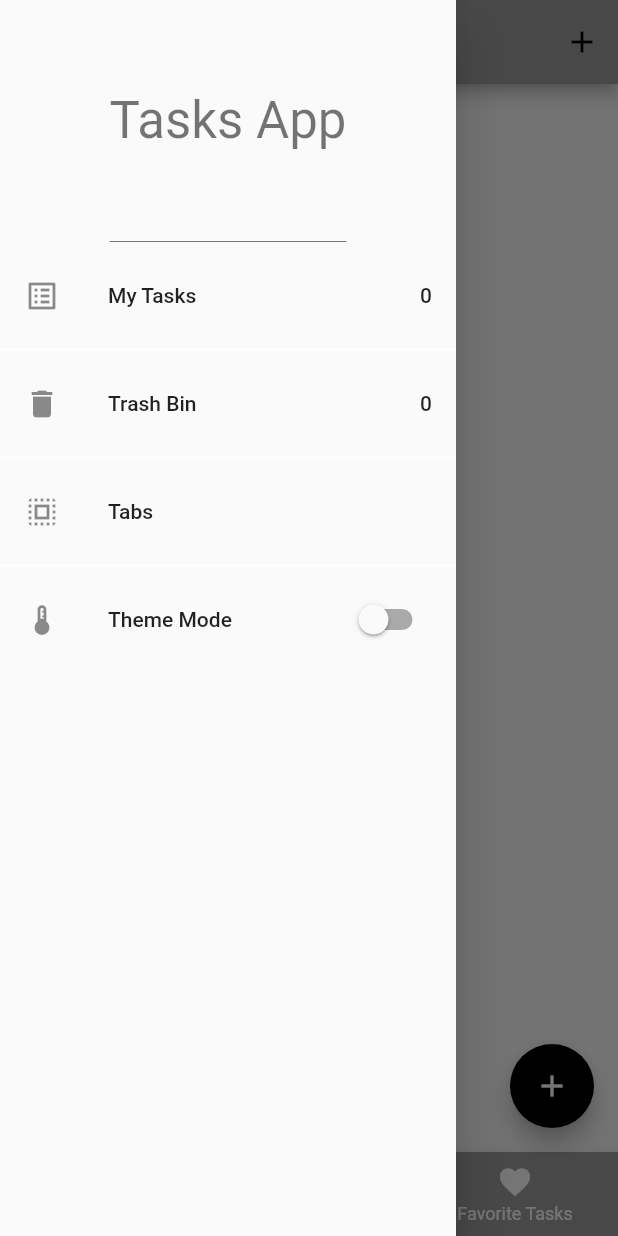
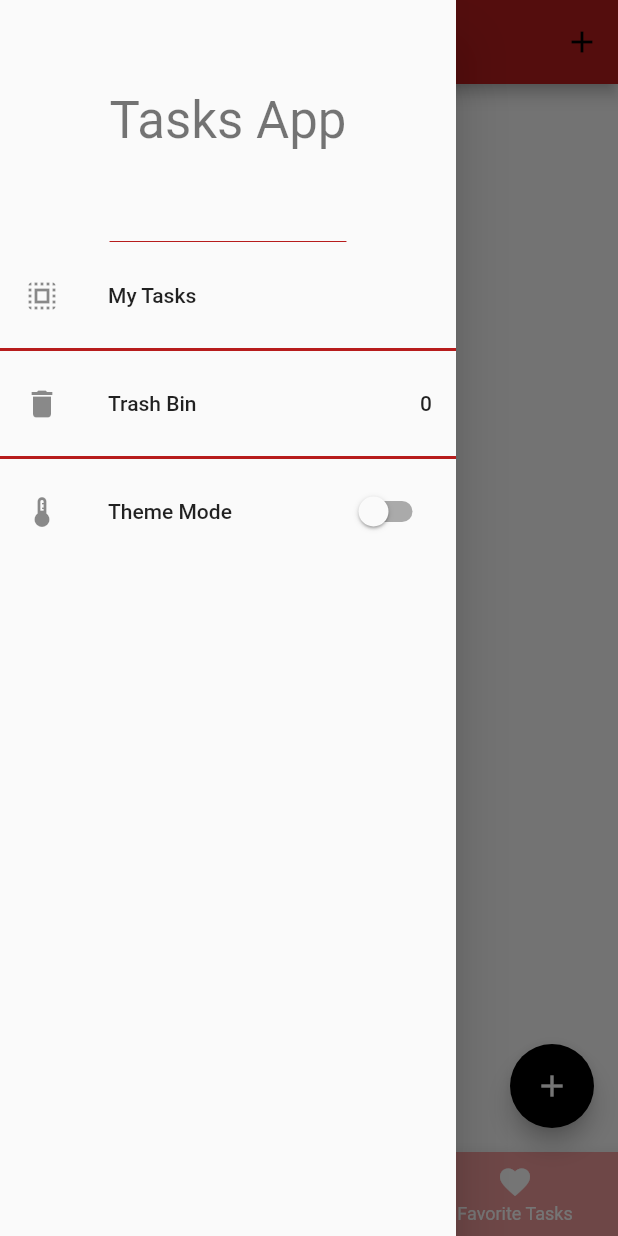
Before and after one commit to ttoghere/tktodo, a Flutter app: the screen it shows after launch, with the side drawer open, on a phone screen of 412 x 824 dp. Run offline on Flutter 3.47's test engine with Material 2 defaults, Android fonts, the phone set to English and light mode, and no system bars; our stand-ins replace equatable, firebase_core, flutter_bloc, hydrated_bloc; accounts and stored records are empty.

Commit message:
What i did ?? && Next on:
Did:
1)Expansion Panel feature has been added
2)Description parameter is in task class now
Next on:
1)Fav,Edit and Restore

```diff
--- a/lib/app_theme.dart
+++ b/lib/app_theme.dart
@@ -8,10 +8,20 @@ enum AppTheme {
 class AppThemes {
   static final appThemeData = {
     AppTheme.darkTheme: ThemeData(
-      primaryColor: Colors.black,
-      dividerColor: Colors.black54,
-      floatingActionButtonTheme: const FloatingActionButtonThemeData(
-        backgroundColor: Colors.white,
+      dividerTheme: DividerThemeData(color: Colors.red[200]),
+      iconTheme: IconThemeData(
+        color: Colors.red[200],
+      ),
+      appBarTheme: AppBarTheme(
+        color: Colors.red[200],
+        titleTextStyle: const TextStyle(
+          color: Colors.white70,
+          fontSize: 22,
+          fontWeight: FontWeight.bold,
+        ),
+      ),
+      floatingActionButtonTheme: FloatingActionButtonThemeData(
+        backgroundColor: Colors.red[200],
       ),
       textButtonTheme: TextButtonThemeData(
         style: ButtonStyle(
@@ -21,8 +31,10 @@ class AppThemes {
       textTheme: const TextTheme(
         titleMedium: TextStyle(color: Colors.white),
       ),
-      bottomNavigationBarTheme: const BottomNavigationBarThemeData(
-          backgroundColor: Colors.grey, unselectedItemColor: Colors.white),
+      bottomNavigationBarTheme: BottomNavigationBarThemeData(
+          backgroundColor: Colors.red[200],
+          unselectedItemColor: Colors.white,
+          selectedItemColor: Colors.red[900]),
       colorScheme: ColorScheme.fromSwatch(primarySwatch: Colors.grey).copyWith(
         background: const Color(0xFF212121),
         brightness: Brightness.dark,
@@ -34,7 +46,15 @@ class AppThemes {
 
     AppTheme.lightTheme: ThemeData(
       primaryColor: Colors.white,
-      dividerColor: const Color(0xff757575),
+      dividerTheme: DividerThemeData(color: Colors.red[900]),
+      appBarTheme: AppBarTheme(
+        color: Colors.red[900],
+        titleTextStyle: const TextStyle(
+          color: Colors.white,
+          fontSize: 22,
+          fontWeight: FontWeight.bold,
+        ),
+      ),
       floatingActionButtonTheme: const FloatingActionButtonThemeData(
         backgroundColor: Colors.black,
         foregroundColor: Colors.white,
@@ -47,10 +67,10 @@ class AppThemes {
       textTheme: const TextTheme(
         titleMedium: TextStyle(color: Colors.black),
       ),
-      bottomNavigationBarTheme: const BottomNavigationBarThemeData(
-          backgroundColor: Colors.grey,
-          selectedItemColor: Colors.black,
-          unselectedItemColor: Colors.white),
+      bottomNavigationBarTheme: BottomNavigationBarThemeData(
+          backgroundColor: Colors.red[200],
+          unselectedItemColor: Colors.white,
+          selectedItemColor: Colors.red[900]),
       colorScheme: ColorScheme.fromSwatch(primarySwatch: Colors.grey).copyWith(
         background: const Color(0xFFE5E5E5),
         brightness: Brightness.light,
--- a/lib/models/task.dart
+++ b/lib/models/task.dart
@@ -1,14 +1,16 @@
 // ignore_for_file: public_member_api_docs, sort_constructors_first
-import 'dart:convert';
+import "dart:convert";
 
-import 'package:equatable/equatable.dart';
+import "package:equatable/equatable.dart";
 
 class Task extends Equatable {
   final String title;
   final String id;
+  final String description;
   bool? isDone;
   bool? isDeleted;
   Task({
+    required this.description,
     required this.id,
     required this.title,
     this.isDone = false,
@@ -20,36 +22,39 @@ class Task extends Equatable {
         title,
         isDeleted,
         isDone,
-        id
-
+        id,
+        description,
       ];
 
   Map<String, dynamic> toMap() {
     return <String, dynamic>{
-      'title': title,
-      'id': id,
-      'isDone': isDone,
-      'isDeleted': isDeleted,
+      "description": description,
+      "title": title,
+      "id": id,
+      "isDone": isDone,
+      "isDeleted": isDeleted,
     };
   }
 
   factory Task.fromMap(Map<String, dynamic> map) {
     return Task(
-      title: map['title'] as String,
-      id: map['id'] as String,
-      isDone: map['isDone'] != null ? map['isDone'] as bool : null,
-      isDeleted: map['isDeleted'] != null ? map['isDeleted'] as bool : null,
+      description: map["description"] as String,
+      title: map["title"] as String,
+      id: map["id"] as String,
+      isDone: map["isDone"] != null ? map["isDone"] as bool : null,
+      isDeleted: map["isDeleted"] != null ? map["isDeleted"] as bool : null,
     );
   }
 
-
   Task copyWith({
     String? title,
+    String? description,
     String? id,
     bool? isDone,
     bool? isDeleted,
   }) {
     return Task(
+      description: description ?? this.description,
       title: title ?? this.title,
       id: id ?? this.id,
       isDone: isDone ?? this.isDone,
--- a/lib/pages/tabs_page.dart
+++ b/lib/pages/tabs_page.dart
@@ -25,6 +25,7 @@ class _TabsPageState extends State<TabsPage> {
   //Bottom Sheet for Adding Tasks
   void _addTask({required BuildContext context}) {
     showModalBottomSheet(
+        isScrollControlled: true,
         context: context,
         builder: (context) {
           return SingleChildScrollView(
@@ -43,6 +44,7 @@ class _TabsPageState extends State<TabsPage> {
   //Way of adding tasks via on a textfield to storage
   Column _addTaskField(BuildContext context) {
     TextEditingController taskControl = TextEditingController();
+    TextEditingController descriptionControl = TextEditingController();
     return Column(
       children: [
         const Text(
@@ -59,6 +61,16 @@ class _TabsPageState extends State<TabsPage> {
               label: Text("Title"), border: OutlineInputBorder()),
         ),
         const SizedBox(
+          height: 10,
+        ),
+        TextField(
+          minLines: 3,
+          maxLines: 5,
+          controller: descriptionControl,
+          decoration: const InputDecoration(
+              label: Text("Description"), border: OutlineInputBorder()),
+        ),
+        const SizedBox(
           height: 5,
         ),
         Row(
@@ -70,8 +82,11 @@ class _TabsPageState extends State<TabsPage> {
             ),
             ElevatedButton(
               onPressed: () {
-                var task =
-                    Task(title: taskControl.text, id: GUIDGen.generate());
+                var task = Task(
+                  title: taskControl.text,
+                  id: GUIDGen.generate(),
+                  description: descriptionControl.text,
+                );
                 context.read<TaskBlocBloc>().add(
                       AddTask(task: task),
                     );
--- a/lib/widgets/app_drawer.dart
+++ b/lib/widgets/app_drawer.dart
@@ -25,22 +25,17 @@ class AppDrawer extends StatelessWidget {
                 ),
                 ListTile(
                   onTap: () => Navigator.of(context)
-                      .pushReplacementNamed(TasksPage.routeName),
+                      .pushReplacementNamed(TabsPage.routeName),
                   leading: const Icon(
-                    Icons.list_alt_outlined,
+                    Icons.select_all,
                   ),
                   title: Text(
                     "My Tasks",
                     style: Theme.of(context).textTheme.labelLarge,
                   ),
-                  trailing: Text(
-                    state.pendingTasks.length.toString(),
-                    style: Theme.of(context).textTheme.labelLarge,
-                  ),
                 ),
                 const Divider(
                   thickness: 2,
-                  color: Colors.white54,
                 ),
                 ListTile(
                   onTap: () => Navigator.of(context)
@@ -59,22 +54,6 @@ class AppDrawer extends StatelessWidget {
                 ),
                 const Divider(
                   thickness: 2,
-                  color: Colors.white54,
-                ),
-                ListTile(
-                  onTap: () => Navigator.of(context)
-                      .pushReplacementNamed(TabsPage.routeName),
-                  leading: const Icon(
-                    Icons.select_all,
-                  ),
-                  title: Text(
-                    "Tabs",
-                    style: Theme.of(context).textTheme.labelLarge,
-                  ),
-                ),
-                const Divider(
-                  thickness: 2,
-                  color: Colors.white54,
                 ),
                 ListTile(
                   leading: const Icon(
--- a/lib/widgets/task_tile.dart
+++ b/lib/widgets/task_tile.dart
@@ -2,7 +2,6 @@ import 'package:flutter/material.dart';
 import 'package:flutter_bloc/flutter_bloc.dart';
 import 'package:tktodo/bloc_folder/blocs.dart';
 import 'package:tktodo/models/task.dart';
-
 
 class TaskTile extends StatelessWidget {
   const TaskTile({
@@ -22,6 +21,7 @@ class TaskTile extends StatelessWidget {
     return ListTile(
       title: Text(
         task.title,
+        overflow: TextOverflow.ellipsis,
         style: TextStyle(
             fontWeight: task.isDone! ? FontWeight.bold : FontWeight.w600,
             decoration: task.isDone!
--- a/lib/widgets/tasks_list.dart
+++ b/lib/widgets/tasks_list.dart
@@ -1,7 +1,6 @@
 import 'package:flutter/material.dart';
 import 'package:tktodo/models/task.dart';
 import 'package:tktodo/widgets/widgets.dart';
-
 
 class TasksList extends StatelessWidget {
   final List<Task> tasks;
@@ -12,7 +11,8 @@ class TasksList extends StatelessWidget {
 
   @override
   Widget build(BuildContext context) {
-    return Column(
+    return SingleChildScrollView(
+      child: Column(
         crossAxisAlignment: CrossAxisAlignment.center,
         children: [
           Center(
@@ -22,17 +22,40 @@ class TasksList extends StatelessWidget {
               ),
             ),
           ),
-        ListView.separated(
-            shrinkWrap: true,
-            itemBuilder: (context, index) {
-              var task = tasks[index];
-              return TaskTile(task: task);
-            },
-            separatorBuilder: (context, index) => const Divider(
-                  thickness: 2,
+          SingleChildScrollView(
+            child: ExpansionPanelList.radio(
+              children: tasks
+                  .map(
+                    (e) => ExpansionPanelRadio(
+                      value: e.id,
+                      headerBuilder: (context, isOpen) => TaskTile(task: e),
+                      body: ListTile(
+                        title: SelectableText.rich(
+                          TextSpan(
+                            children: [
+                              const TextSpan(
+                                text: "Text:\n",
+                                style: TextStyle(fontWeight: FontWeight.bold),
                               ),
-            itemCount: tasks.length),
+                              TextSpan(text: "${e.title}\n"),
+                              const TextSpan(
+                                text: "\nDescription:\n",
+                                style: TextStyle(
+                                  fontWeight: FontWeight.bold,
+                                ),
+                              ),
+                              TextSpan(text: e.description),
                             ],
+                          ),
+                        ),
+                      ),
+                    ),
+                  )
+                  .toList(),
+            ),
+          )
+        ],
+      ),
     );
   }
 }
```
Lines whose indentation alone changed are shown as unchanged.
